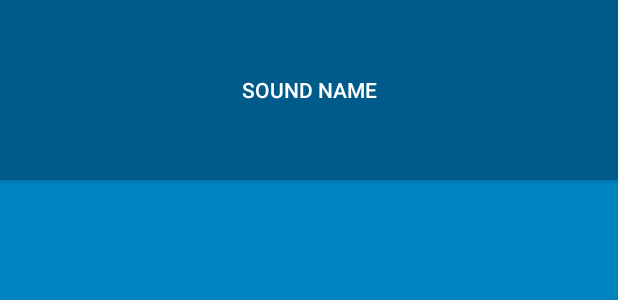
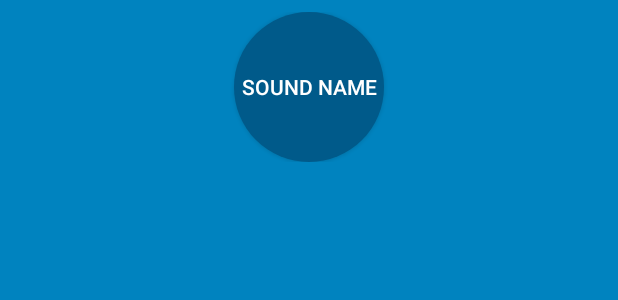
Before and after one commit to christos-christidis/big.nerd.ranch.android.BeatBox, an Android app: the layout list_item_sound.xml on its own in the app's theme, with its tools: preview values and no code run, on a phone screen of 412 x 824 dp. Shown: the top 300 px of the screen. Run offline under Robolectric (Android 15) with nearby library versions, the light colour scheme and no system bars.

Commit message:
XML drawables, 2 for each state of the button

```diff
--- /dev/null
+++ b/app/src/main/res/drawable/button_beat_box.xml
@@ -0,0 +1,5 @@
+<?xml version="1.0" encoding="utf-8"?>
+<selector xmlns:android="http://schemas.android.com/apk/res/android">
+    <item android:drawable="@drawable/button_beat_box_pressed" android:state_pressed="true" />
+    <item android:drawable="@drawable/button_beat_box_normal" />
+</selector>
--- /dev/null
+++ b/app/src/main/res/drawable/button_beat_box_normal.xml
@@ -0,0 +1,6 @@
+<?xml version="1.0" encoding="utf-8"?>
+<shape xmlns:android="http://schemas.android.com/apk/res/android"
+    android:shape="oval">
+
+    <solid android:color="@color/dark_blue" />
+</shape>
--- /dev/null
+++ b/app/src/main/res/drawable/button_beat_box_pressed.xml
@@ -0,0 +1,19 @@
+<?xml version="1.0" encoding="utf-8"?>
+
+<!-- SOS: the 2nd drawable is drawn on top of the first -->
+<layer-list xmlns:android="http://schemas.android.com/apk/res/android">
+
+    <item>
+        <shape android:shape="oval">
+            <solid android:color="@color/red" />
+        </shape>
+    </item>
+
+    <item>
+        <shape android:shape="oval">
+            <stroke
+                android:width="4dp"
+                android:color="@color/dark_red" />
+        </shape>
+    </item>
+</layer-list>
--- a/app/src/main/res/layout/list_item_sound.xml
+++ b/app/src/main/res/layout/list_item_sound.xml
@@ -9,10 +9,20 @@
             type="com.bignerdranch.beatbox.SoundViewModel" />
     </data>
 
-    <Button
+    <!-- SOS: previously, the Button was the "top"-view and had width=match_parent, so in landscape
+    mode, the list's GridLayoutManager stretched the buttons too much to cover the 3 columns. Now,
+    each button is fixed-size and only the frame-layout that contains it will stretch -->
+    <FrameLayout
         android:layout_width="match_parent"
-        android:layout_height="120dp"
-        android:onClick="@{() -> viewModel.onButtonClicked()}"
-        android:text="@{viewModel.title}"
-        tools:text="Sound name" />
+        android:layout_height="wrap_content"
+        android:layout_margin="8dp">
+
+        <Button
+            android:layout_width="100dp"
+            android:layout_height="100dp"
+            android:layout_gravity="center"
+            android:onClick="@{() -> viewModel.onButtonClicked()}"
+            android:text="@{viewModel.title}"
+            tools:text="Sound name" />
+    </FrameLayout>
 </layout>
--- a/app/src/main/res/values/styles.xml
+++ b/app/src/main/res/values/styles.xml
@@ -1,7 +1,5 @@
 <resources>
 
-    <!-- SOS: I refer to @color/gray with a @ because it's a concrete value. Whereas colorAccent that
-    points to non-concrete value @color/gray is referred to as ?attr/colorAccent -->
     <style name="AppTheme" parent="Theme.AppCompat">
         <item name="colorPrimary">@color/red</item>
         <item name="colorPrimaryDark">@color/dark_red</item>
@@ -11,10 +9,8 @@
     </style>
 
     <style name="BeatBoxButton" parent="Widget.AppCompat.Button">
-        <!-- SOS: The reason for the android prefix is that android:background is defined in the code
-        of the Android OS, whereas eg Theme.AppCompat is defined in the AppCompat library which is
-        included in our code so it's considered as part of our code! -->
-        <item name="android:background">@color/dark_blue</item>
+        <!-- SOS: ref'ing the selector which picks either normal or pressed button drawable -->
+        <item name="android:background">@drawable/button_beat_box</item>
     </style>
 
 </resources>
--- a/build.gradle
+++ b/build.gradle
@@ -7,7 +7,7 @@ buildscript {
 
     }
     dependencies {
-        classpath 'com.android.tools.build:gradle:3.3.2'
+        classpath 'com.android.tools.build:gradle:3.4.1'
 
         // NOTE: Do not place your application dependencies here; they belong
         // in the individual module build.gradle files
```
Also changed, not shown: gradle/wrapper/gradle-wrapper.properties.
